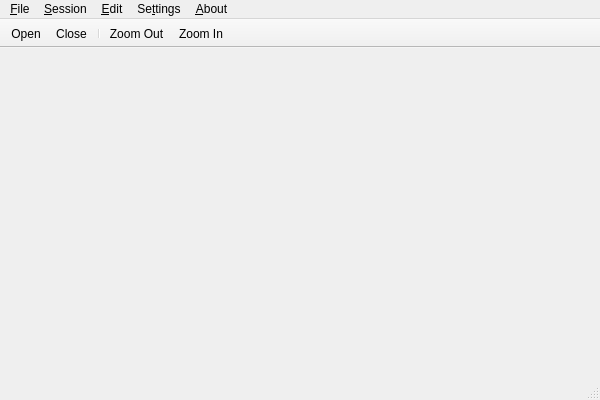
First picture: the form in source/mainwindow.ui, repository rudifa/file-monitor, before the edit.
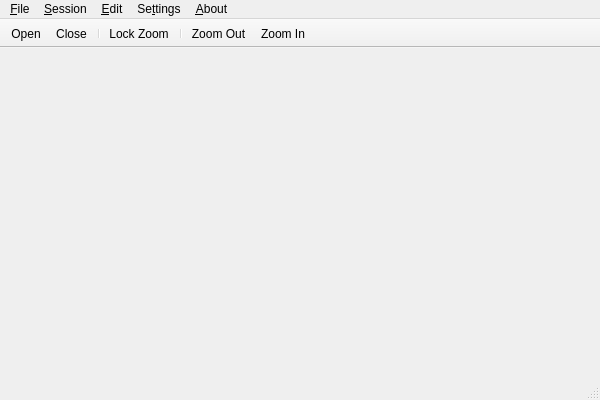
Second picture: the form after the edit. Icons and pictures are not drawn.

Commit message: add Lock Zoom button and actions : impose the same zoom factor to all tabs

Patch:
```diff
--- a/source/mainwindow.ui
+++ b/source/mainwindow.ui
@@ -66,11 +66,13 @@
    <attribute name="toolBarBreak">
     <bool>false</bool>
    </attribute>
-   <addaction name="action_file_open"/>
-   <addaction name="action_file_close"/>
-   <addaction name="separator"/>
-   <addaction name="action_edit_zoom_out"/>
-   <addaction name="action_edit_zoom_in"/>
+  <addaction name="action_file_open" />
+  <addaction name="action_file_close" />
+  <addaction name="separator" />
+  <addaction name="action_lock_zoom" />
+  <addaction name="separator" />
+  <addaction name="action_edit_zoom_out" />
+  <addaction name="action_edit_zoom_in" />
   </widget>
   <widget class="QMenuBar" name="menu_bar">
    <property name="geometry">
@@ -209,6 +211,20 @@
     <string>Ctrl+W</string>
    </property>
   </action>
+ <action name="action_lock_zoom">
+  <property name="checkable">
+   <bool>true</bool>
+  </property>
+  <property name="text">
+   <string>Lock Zoom</string>
+  </property>
+  <property name="toolTip">
+   <string>Lock Zoom Level</string>
+  </property>
+  <property name="statusTip">
+   <string>Synchronize zoom level across all open files</string>
+  </property>
+ </action>
   <action name="action_edit_zoom_in">
    <property name="icon">
     <iconset resource="../resources.qrc">
@@ -511,7 +527,7 @@
    </property>
   </action>
  </widget>
- <layoutdefault spacing="6" margin="11"/>
+ <layoutdefault spacing="6" margin="11" />
  <resources>
   <include location="../resources.qrc"/>
  </resources>
```
Left out of the diff: 164 changed lines with no effect on the pictures. Lines whose indentation alone changed are shown as unchanged. The commit also changes 5 other files.
